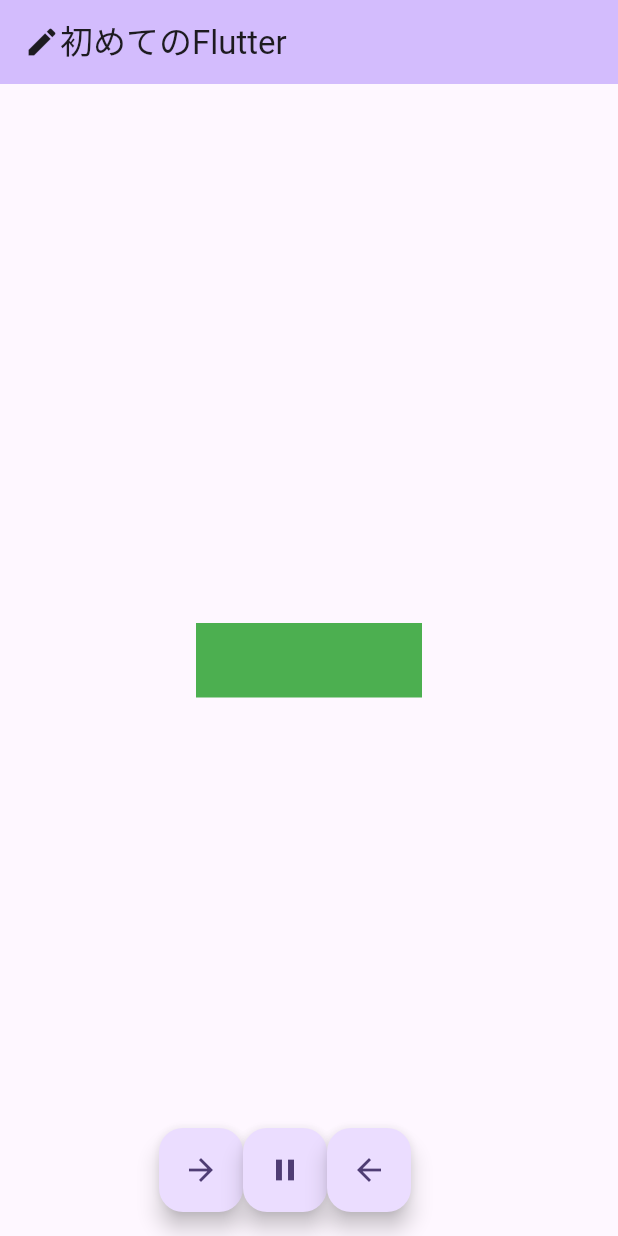
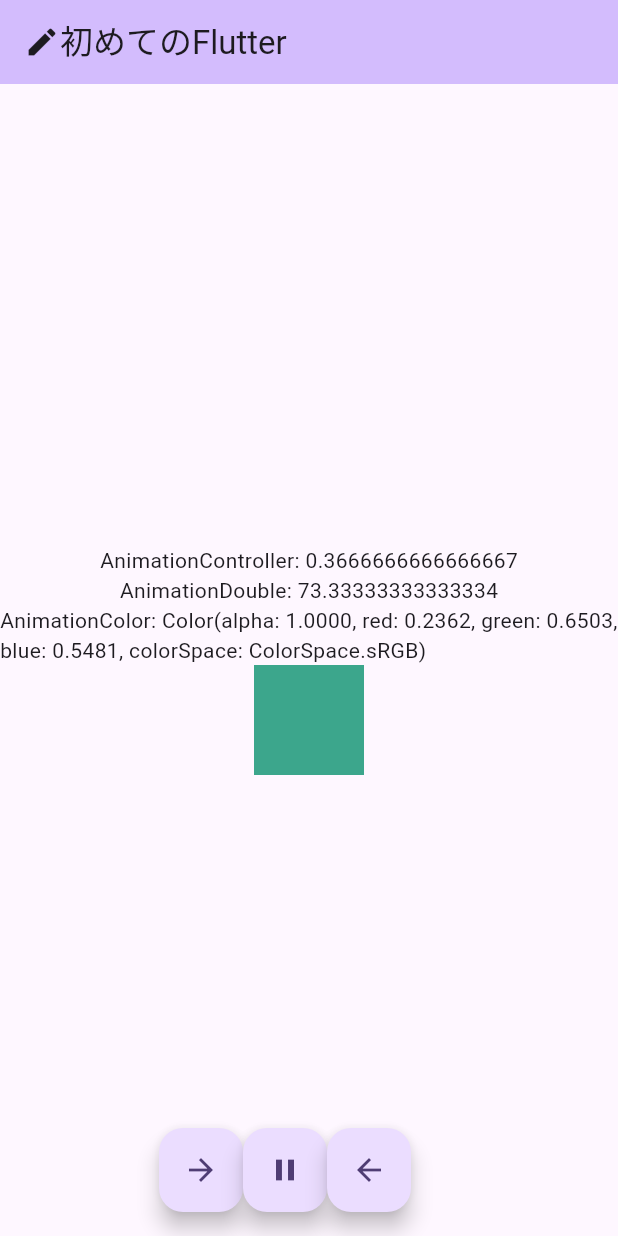
Before and after one commit to powerninja/helloFlutter, a Flutter app: the screen it shows after launch, after a tap on the "arrow forward" icon, on a phone screen of 412 x 824 dp. Run offline on Flutter 3.47's test engine with Material 3 defaults, Android fonts, the phone set to English and light mode, and no system bars; our stand-ins replace font_awesome_flutter.

Commit message:
TweenとAnimationを使用して詳細にアニメーションをコントロールする

```diff
--- a/lib/main.dart
+++ b/lib/main.dart
@@ -39,7 +39,20 @@ class MyHomePage extends StatefulWidget {
 class _MyHomePageState extends State<MyHomePage> with TickerProviderStateMixin {
   //AnimationControllerをインスタンス化
   //lateは非同期の初期化
+  //アニメーションを開始、停止、逆再生などを制御
   late AnimationController _animationController;
+
+  //数値をアニメーションさせるためのオブジェクト
+  late Animation<double> _animationDouble;
+
+  //アニメーションの開始値と終了値を定義
+  //0.0から200.0までの値がアニメーションされる
+  final Tween<double> _tweenDouble = Tween(begin: 0.0, end: 200.0);
+
+  //色をアニメーションさせるためのオブジェクト
+  late Animation<Color?> _animationColor;
+  final ColorTween _tweenColor =
+      ColorTween(begin: Colors.green, end: Colors.blue);
 
 //実行
   _forward() async {
@@ -71,6 +84,19 @@ class _MyHomePageState extends State<MyHomePage> with TickerProviderStateMixin {
     //thisは現在のインスタンスを指している
     _animationController =
         AnimationController(vsync: this, duration: const Duration(seconds: 3));
+
+    //TweenとAnimationControllerからAnimationを作る(サイズ)
+    _animationDouble = _tweenDouble.animate(_animationController);
+    //変更を反映させる
+    _animationDouble.addListener(() {
+      setState(() {});
+    });
+
+    //TweenとAnimationControllerからAnimationを作る(色)
+    _animationColor = _tweenColor.animate(_animationController);
+    _animationColor.addListener(() {
+      setState(() {});
+    });
   }
 
   //破棄
@@ -99,6 +125,9 @@ class _MyHomePageState extends State<MyHomePage> with TickerProviderStateMixin {
             child: Column(
           mainAxisAlignment: MainAxisAlignment.center,
           children: <Widget>[
+            Text("AnimationController: ${_animationController.value}"),
+            Text("AnimationDouble: ${_animationDouble.value}"),
+            Text("AnimationColor: ${_animationColor.value}"),
             //ウィジェットのサイズをアニメーション化するために使われるウィジェット
             SizeTransition(
               //sizeFactorにAnimationControllerを指定することで操作が可能
@@ -107,9 +136,9 @@ class _MyHomePageState extends State<MyHomePage> with TickerProviderStateMixin {
               axis: Axis.horizontal,
               child: Center(
                 child: SizedBox(
-                  width: 300,
-                  height: 50,
-                  child: Container(color: Colors.green),
+                  width: _animationDouble.value,
+                  height: _animationDouble.value,
+                  child: Container(color: _animationColor.value),
                 ),
               ),
             )
```
